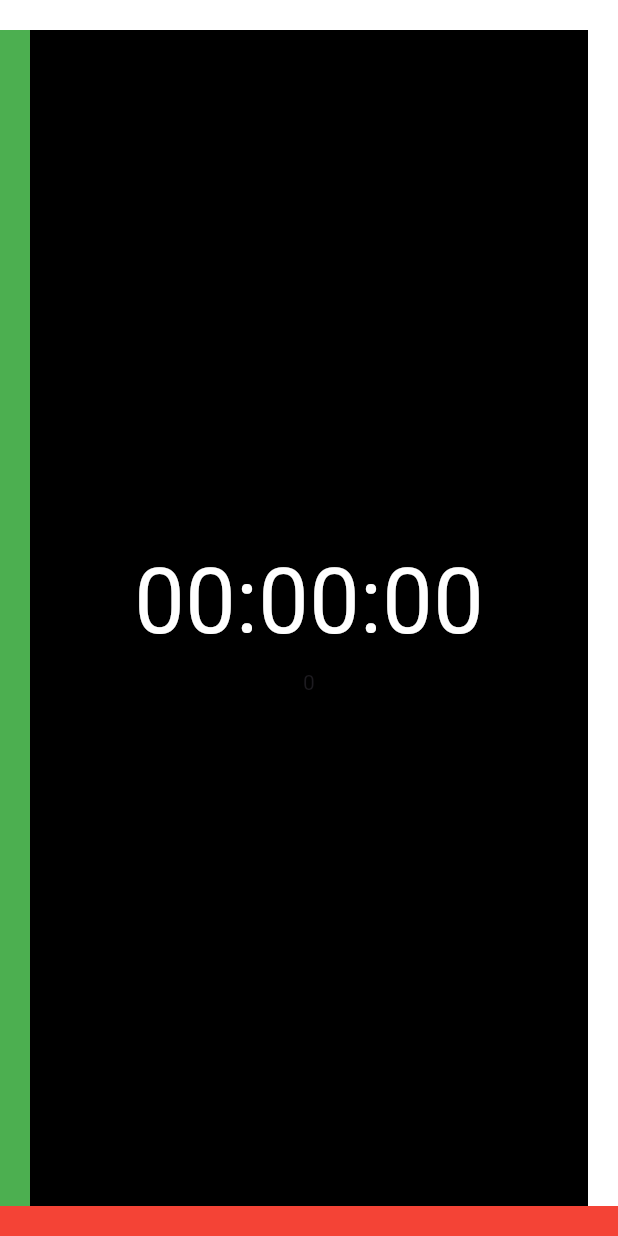
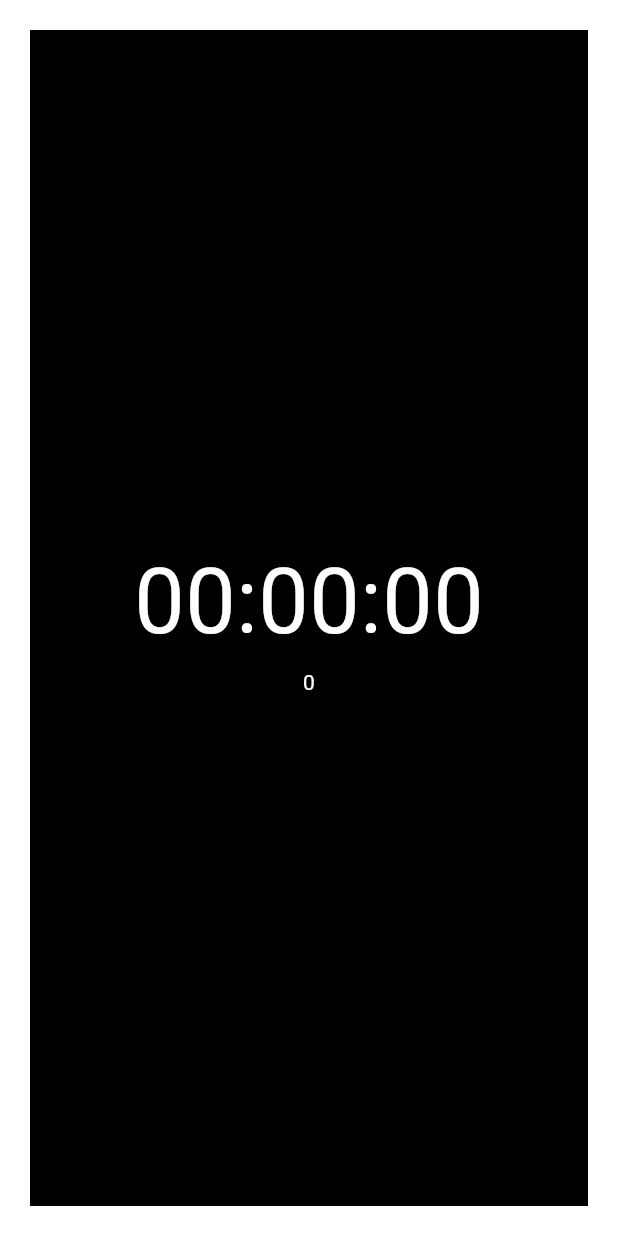
Before and after one commit to pktintali/fullscreen_timer, a Flutter app: the screen it shows after launch, after a tap on "Start Timer", on a phone screen of 412 x 824 dp. Run offline on Flutter 3.47's test engine with Material 3 defaults, Android fonts, the light colour scheme and no system bars.

Commit message:
display of timer added

```diff
--- a/lib/widgets/duration_picker_widget.dart
+++ b/lib/widgets/duration_picker_widget.dart
@@ -84,8 +84,8 @@
                 context,
                 MaterialPageRoute(
                   builder: (context) => TimerWidget(
-                    duration: duration,
-                  ),
+                      duration: duration,
+                      ),
                 ),
               );
             },
--- a/lib/widgets/timer_widget.dart
+++ b/lib/widgets/timer_widget.dart
@@ -70,14 +70,14 @@
           reduceTracksLength();
         });
       } else {
-        _timer.cancel(); // Stop the timer when the duration ends
+        _timer.cancel();
       }
     });
   }
 
   @override
   void dispose() {
-    _timer.cancel(); // Always cancel the timer to avoid memory leaks
+    _timer.cancel();
     super.dispose();
   }
 
@@ -89,18 +89,24 @@
         builder: (BuildContext context, BoxConstraints constraints) {
           // Initial dimensions based on constraints
           double currentHeight = constraints.maxHeight;
-          double currentWidth = constraints.maxWidth;
-          double totalPixelToTravel = currentHeight * 2 + currentWidth * 2;
+          double currentWidth = constraints.maxWidth - 40;
+          double totalPixelToTravel = (currentHeight + currentWidth) * 2;
 
           final pxConstant = widget.duration.inSeconds / totalPixelToTravel;
-          print(pxConstant);
 
           final ht = pxConstant * currentHeight;
           final wt = pxConstant * currentWidth;
 
           final pxReduction = 1 / pxConstant;
+
           //!Might new need to change each time on screen adjustment so put inside the if
           decrementPx = pxReduction;
+          print(totalPixelToTravel / pxReduction);
+          print('Track4Length $track4Length');
+          print('Track3Length $track3Length');
+          print('Track2Length $track2Length');
+          print('Track1Length $track1Length');
+          print('ElapsedSeconds $_elapsedSeconds');
 
           //On initial launch set track lengths if any track lengths is null
           // if (t1 == 0) {
@@ -110,9 +116,9 @@
             t2 = wt;
             t1 = ht;
             track4Length = currentWidth;
-            track3Length = currentHeight - 40;
+            track3Length = currentHeight;
             track2Length = currentWidth;
-            track1Length = currentHeight - 40;
+            track1Length = currentHeight;
             valuesAssigned = true;
           }
           // }
@@ -124,6 +130,7 @@
                 alignment: Alignment.topLeft,
                 child: AnimatedContainer(
                   duration: const Duration(milliseconds: 200),
+                  margin: const EdgeInsets.symmetric(horizontal: 20),
                   height: 20,
                   width: track4Length,
                   color: Colors.white,
@@ -134,8 +141,7 @@
                 alignment: Alignment.bottomLeft,
                 child: AnimatedContainer(
                   duration: const Duration(milliseconds: 200),
-                  margin: const EdgeInsets.symmetric(vertical: 20),
-                  color: Colors.green,
+                  color: Colors.white,
                   width: 20,
                   height: track3Length,
                 ),
@@ -145,7 +151,6 @@
                 alignment: Alignment.topRight,
                 child: AnimatedContainer(
                   duration: const Duration(milliseconds: 200),
-                  margin: const EdgeInsets.symmetric(vertical: 20),
                   color: Colors.white,
                   width: 20,
                   height: track1Length,
@@ -156,9 +161,10 @@
                 alignment: Alignment.bottomRight,
                 child: AnimatedContainer(
                   duration: const Duration(milliseconds: 200),
+                  margin: const EdgeInsets.symmetric(horizontal: 20),
                   height: 20,
                   width: track2Length,
-                  color: Colors.red,
+                  color: Colors.white,
                 ),
               ),
               GestureDetector(
@@ -171,14 +177,21 @@
                     child: Column(
                       mainAxisAlignment: MainAxisAlignment.center,
                       children: [
-                        const Text(
-                          '00:00:00',
-                          style: TextStyle(
+                        Text(
+                          (widget.duration - Duration(seconds: _elapsedSeconds))
+                              .toString()
+                              .split('.')
+                              .first
+                              .padLeft(8, '0'),
+                          style: const TextStyle(
                             fontSize: 60,
                             color: Colors.white,
                           ),
                         ),
-                        Text('$_elapsedSeconds')
+                        Text(
+                          '$_elapsedSeconds',
+                          style: const TextStyle(color: Colors.white),
+                        ),
                       ],
                     ),
                   ),
--- a/pubspec.yaml
+++ b/pubspec.yaml
@@ -35,7 +35,7 @@
   # The following adds the Cupertino Icons font to your application.
   # Use with the CupertinoIcons class for iOS style icons.
   cupertino_icons: ^1.0.6
-  signals: ^5.2.2
+  step_progress_indicator: ^1.0.2
 
 dev_dependencies:
   flutter_test:
```
Also changed, not shown: pubspec.lock.
